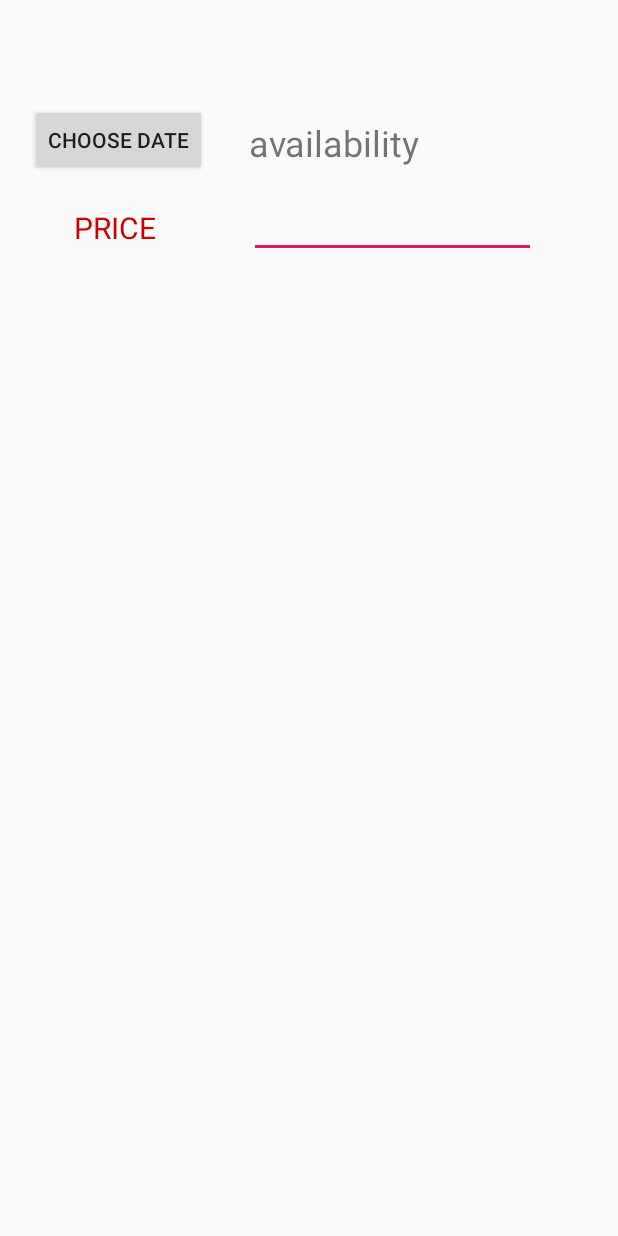
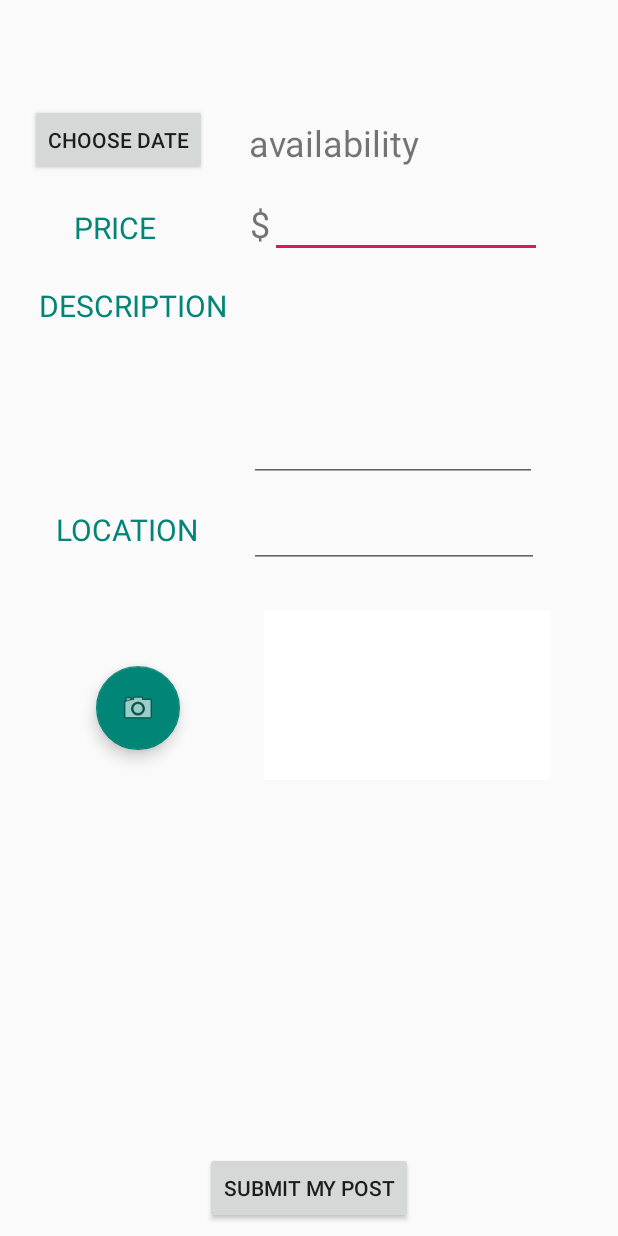
Before and after one commit to marioinfante/Couchsurfer, an Android app: the NewPostActivity screen opened directly, with no data from a screen before it, on a phone screen of 412 x 824 dp. Run offline under Robolectric (Android 15) with nearby library versions, the phone set to English and light mode, and no system bars.

Commit message:
more progress on newpostactivity

```diff
--- a/app/src/main/java/cs184/cs/ucsb/edu/couchsurfer/ListViewFragment.java
+++ b/app/src/main/java/cs184/cs/ucsb/edu/couchsurfer/ListViewFragment.java
@@ -1,7 +1,9 @@
 package cs184.cs.ucsb.edu.couchsurfer;
 
 import android.app.Activity;
+import android.content.Intent;
 import android.os.Bundle;
+import android.support.design.widget.FloatingActionButton;
 import android.support.design.widget.NavigationView;
 import android.support.design.widget.Snackbar;
 import android.support.v4.app.Fragment;
@@ -10,10 +12,13 @@ import android.view.LayoutInflater;
 import android.view.View;
 import android.view.ViewGroup;
 import android.widget.AdapterView;
+import android.widget.Button;
 
 import static cs184.cs.ucsb.edu.couchsurfer.MainActivity.adapter;
 
 public class ListViewFragment extends Fragment {
+
+    FloatingActionButton newPostButton;
 
     @Override
     public View onCreateView(LayoutInflater inflater, ViewGroup parent, Bundle savedInstanceState) {
@@ -44,6 +49,15 @@ public class ListViewFragment extends Fragment {
             }
         });
 
+        newPostButton = getView().findViewById(R.id.newPostButton);
+        newPostButton.setOnClickListener(new View.OnClickListener() {
+            @Override
+            public void onClick(View view) {
+                Intent newPostIntent = new Intent(getActivity(), NewPostActivity.class );
+                //navigationIntent.addFlags(Intent.FLAG_ACTIVITY_CLEAR_TOP | Intent.FLAG_ACTIVITY_CLEAR_TASK);
+                startActivity(newPostIntent);
+            }
+        });
 
         // Setup any handles to view objects here
         // EditText etFoo = (EditText) view.findViewById(R.id.etFoo);
--- a/app/src/main/java/cs184/cs/ucsb/edu/couchsurfer/NewPostActivity.java
+++ b/app/src/main/java/cs184/cs/ucsb/edu/couchsurfer/NewPostActivity.java
@@ -1,23 +1,28 @@
 package cs184.cs.ucsb.edu.couchsurfer;
 
 import android.app.DatePickerDialog;
+import android.support.design.widget.FloatingActionButton;
 import android.support.v7.app.AppCompatActivity;
 import android.os.Bundle;
 import android.view.View;
 import android.widget.Button;
 import android.widget.DatePicker;
 import android.widget.EditText;
+import android.widget.ImageView;
 import android.widget.TextView;
 
 import java.util.Calendar;
+import java.util.Date;
 
 public class NewPostActivity extends AppCompatActivity implements View.OnClickListener {
 
     private int year, month, day;
 
-    private Button dateButton;
+    private Button dateButton, postButton;
+    private FloatingActionButton photoButton;
     private TextView titleTextView, dateTextView;
-    private EditText priceEditText;
+    private EditText priceEditText, descriptionEditText, locationEditText;
+    private ImageView photoImageView;
 
     private DatePickerDialogListener dateListener;
 
@@ -34,11 +39,20 @@ public class NewPostActivity extends AppCompatActivity implements View.OnClickLi
         dateListener = new DatePickerDialogListener();
 
         dateButton = findViewById(R.id.dateButton);
+        postButton = findViewById(R.id.postButton);
+        photoButton = findViewById(R.id.photoButton);
         titleTextView = findViewById(R.id.titleTextView);
         dateTextView = findViewById(R.id.dateTextView);
         priceEditText = findViewById(R.id.priceEditText);
+        descriptionEditText = findViewById(R.id.descriptionEditText);
+        locationEditText = findViewById(R.id.locationEditText);
+        photoImageView = (ImageView) findViewById(R.id.photoImageView);
 
         dateButton.setOnClickListener(this);
+        postButton.setOnClickListener(this);
+        photoButton.setOnClickListener(this);
+
+
 
     }
 
@@ -56,6 +70,10 @@ public class NewPostActivity extends AppCompatActivity implements View.OnClickLi
                         NewPostActivity.this.year, NewPostActivity.this.month, NewPostActivity.this.day);
                 datePickerDialog.show();
                 break;
+            case R.id.postButton:
+                break;
+            case R.id.photoButton:
+                break;
         }
     }
 
--- a/app/src/main/res/layout/activity_new_post.xml
+++ b/app/src/main/res/layout/activity_new_post.xml
@@ -5,6 +5,34 @@
     android:layout_width="match_parent"
     android:layout_height="match_parent"
     tools:context=".NewPostActivity">
+
+    <TextView
+        android:id="@+id/locationTextView"
+        android:layout_width="130dp"
+        android:layout_height="37dp"
+        android:layout_marginStart="20dp"
+        android:layout_marginTop="112dp"
+        android:capitalize="words"
+        android:gravity="center"
+        android:text="@string/location"
+        android:textColor="@color/colorPrimary"
+        android:textSize="20sp"
+        app:layout_constraintStart_toStartOf="parent"
+        app:layout_constraintTop_toBottomOf="@+id/descriptionTextView" />
+
+    <TextView
+        android:id="@+id/descriptionTextView"
+        android:layout_width="130dp"
+        android:layout_height="37dp"
+        android:layout_marginStart="24dp"
+        android:layout_marginTop="68dp"
+        android:capitalize="words"
+        android:gravity="center"
+        android:text="@string/description"
+        android:textColor="@color/colorPrimary"
+        android:textSize="20sp"
+        app:layout_constraintStart_toStartOf="parent"
+        app:layout_constraintTop_toBottomOf="@+id/dateButton" />
 
     <Button
         android:id="@+id/dateButton"
@@ -23,7 +51,7 @@
         android:layout_marginStart="44dp"
         android:layout_marginTop="16dp"
         android:layout_marginEnd="8dp"
-        android:textColor="@android:color/holo_red_dark"
+        android:textColor="@color/colorPrimaryDark"
         android:textSize="26sp"
         android:textStyle="bold"
         app:layout_constraintEnd_toEndOf="parent"
@@ -56,14 +84,14 @@
         android:capitalize="words"
         android:gravity="center"
         android:text="@string/price"
-        android:textColor="@android:color/holo_red_dark"
+        android:textColor="@color/colorPrimary"
         android:textSize="20sp"
         app:layout_constraintStart_toStartOf="parent"
         app:layout_constraintTop_toBottomOf="@+id/dateButton" />
 
     <EditText
         android:id="@+id/priceEditText"
-        android:layout_width="191dp"
+        android:layout_width="181dp"
         android:layout_height="39dp"
         android:layout_marginStart="32dp"
         android:layout_marginTop="16dp"
@@ -71,7 +99,73 @@
         android:ems="10"
         android:inputType="textPersonName"
         app:layout_constraintEnd_toEndOf="parent"
-        app:layout_constraintHorizontal_bias="0.0"
+        app:layout_constraintHorizontal_bias="0.25"
         app:layout_constraintStart_toEndOf="@+id/priceTextView"
         app:layout_constraintTop_toBottomOf="@+id/dateTextView" />
+
+    <TextView
+        android:id="@+id/dollarTextView"
+        android:layout_width="wrap_content"
+        android:layout_height="wrap_content"
+        android:layout_marginTop="16dp"
+        android:text="$"
+        android:textSize="24sp"
+        app:layout_constraintEnd_toStartOf="@+id/priceEditText"
+        app:layout_constraintTop_toBottomOf="@+id/dateTextView" />
+
+    <EditText
+        android:id="@+id/descriptionEditText"
+        android:layout_width="192dp"
+        android:layout_height="137dp"
+        android:layout_marginStart="12dp"
+        android:layout_marginTop="12dp"
+        android:ems="10"
+        android:inputType="textMultiLine"
+        app:layout_constraintStart_toEndOf="@+id/descriptionTextView"
+        app:layout_constraintTop_toBottomOf="@+id/priceEditText" />
+
+    <android.support.design.widget.FloatingActionButton
+        android:id="@+id/photoButton"
+        android:layout_width="wrap_content"
+        android:layout_height="wrap_content"
+        android:layout_marginStart="64dp"
+        android:layout_marginTop="72dp"
+        android:clickable="true"
+        app:backgroundTint="@color/colorPrimary"
+        app:layout_constraintStart_toStartOf="parent"
+        app:layout_constraintTop_toBottomOf="@+id/locationTextView"
+        app:srcCompat="@android:drawable/ic_menu_camera" />
+
+    <EditText
+        android:id="@+id/locationEditText"
+        android:layout_width="193dp"
+        android:layout_height="wrap_content"
+        android:layout_marginStart="16dp"
+        android:layout_marginTop="12dp"
+        android:ems="10"
+        android:inputType="textPersonName"
+        app:layout_constraintStart_toEndOf="@+id/locationTextView"
+        app:layout_constraintTop_toBottomOf="@+id/descriptionEditText" />
+
+    <ImageView
+        android:id="@+id/photoImageView"
+        android:layout_width="191dp"
+        android:layout_height="113dp"
+        android:layout_marginStart="56dp"
+        android:layout_marginTop="28dp"
+        app:layout_constraintStart_toEndOf="@+id/photoButton"
+        app:layout_constraintTop_toBottomOf="@+id/locationEditText"
+        app:srcCompat="@color/common_google_signin_btn_text_dark_default" />
+
+    <Button
+        android:id="@+id/postButton"
+        android:layout_width="wrap_content"
+        android:layout_height="wrap_content"
+        android:layout_marginStart="8dp"
+        android:layout_marginEnd="8dp"
+        android:layout_marginBottom="8dp"
+        android:text="@string/post_listing"
+        app:layout_constraintBottom_toBottomOf="parent"
+        app:layout_constraintEnd_toEndOf="parent"
+        app:layout_constraintStart_toStartOf="parent" />
 </android.support.constraint.ConstraintLayout>
--- a/app/src/main/res/layout/listview_fragment.xml
+++ b/app/src/main/res/layout/listview_fragment.xml
@@ -35,7 +35,7 @@
     </android.support.v4.widget.SwipeRefreshLayout>
 
     <android.support.design.widget.FloatingActionButton
-        android:id="@+id/floatingActionButton"
+        android:id="@+id/newPostButton"
         android:layout_width="wrap_content"
         android:layout_height="wrap_content"
         android:layout_marginEnd="16dp"
--- a/app/src/main/res/values/strings.xml
+++ b/app/src/main/res/values/strings.xml
@@ -4,4 +4,7 @@
     <string name="navigation_drawer_close">Close navigation drawer</string>
     <string name="new_post_title">NEW COUCHSURFER LISTING</string>
     <string name="price">PRICE</string>
+    <string name="description">DESCRIPTION</string>
+    <string name="location">LOCATION</string>
+    <string name="post_listing">SUBMIT MY POST</string>
 </resources>
```
